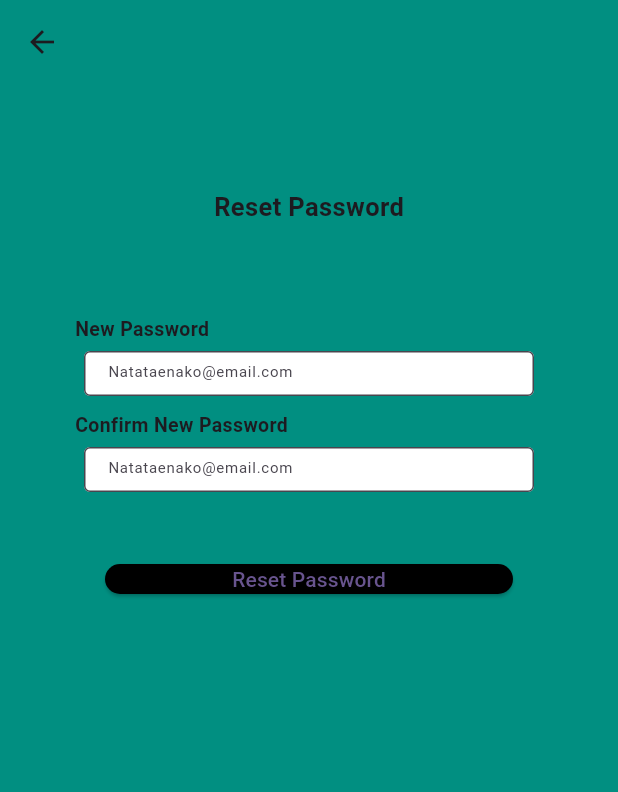
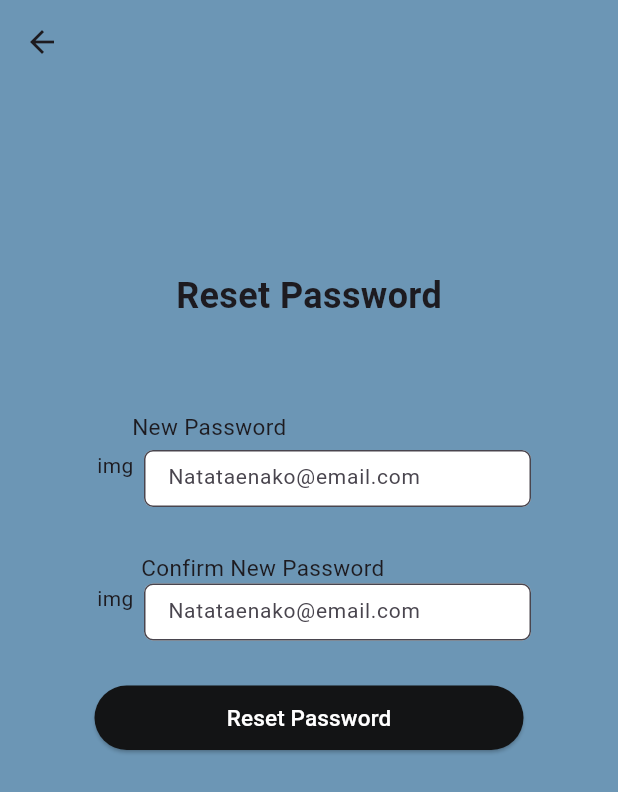
Before and after one commit to ebituin/TaskTrek, a Flutter app: the forgot_page_2 screen opened directly, after a tap on "Verify", on a phone screen of 412 x 824 dp. Shown: the top 792 px of the screen. Run offline on Flutter 3.47's test engine with Material 3 defaults, Android fonts, the phone set to English and light mode, and no system bars.

Commit message:
req#1done

```diff
--- a/tasktrek/lib/pages/forgotOTP.dart
+++ b/tasktrek/lib/pages/forgotOTP.dart
@@ -14,61 +14,63 @@ class _forgot_pagePageState extends State<forgot_page_2> {
   @override
   Widget build(BuildContext context) {
     return Scaffold(
-      backgroundColor:  const Color.fromARGB(255, 1, 143, 129),
+      backgroundColor: Color(0xFF6C96B5),
       appBar: AppBar(
-        backgroundColor: const Color.fromARGB(255,1,143,129),
-        actions: [
-
-
-        ],
-
+        backgroundColor:Color(0xFF6C96B5),
       ),
       body: Center(
+
         child:
           Padding(
-            padding: const EdgeInsets.only(top: 70.0),
+            padding: const EdgeInsets.only(bottom: 200.0),
             child: Column(
+              mainAxisAlignment: MainAxisAlignment.center,
               children: [
                 Text(
                   'OTP Verification',
                   style: TextStyle(
-                    fontSize: 17,
+                    fontSize: 24,
                     fontWeight: FontWeight.bold,
                   ),
                 ),
-                Text(
-                  'Enter the OTP code you received in your',
+                SizedBox(height: 25,),
+                SizedBox(
+                  width: 240,
+                  child: Text(
+                    'Enter the OTP code you received in your phone number',
                     style: TextStyle(
-                    fontSize: 8,
+                      fontSize: 12,
+                      color: Colors.black54
                     ),
-                ),
-                Text(
-                  'phone number',
-                  style: TextStyle(
-                    fontSize: 8,
+                    textAlign: TextAlign.center,
                 ),
                 ),
                 SizedBox(height: 60),
-                Padding(padding:EdgeInsets.symmetric(horizontal: 20),
-                child:
-                Row(
-
+                SizedBox(
+                  child: Row(
+                    mainAxisAlignment: MainAxisAlignment.center,
                       children: [
                         Container(
                           padding: EdgeInsets.all(10),
                           child: SizedBox(
-                        height: 30.0,
-                        width: 30.0,
+                            height: 38.0,
+                            width: 39.0,
                             child: TextFormField(
-                          style: TextStyle(fontSize: 10.0),
+                              style: TextStyle(
+                                fontSize: 10.0,
+                                ),
+                                textAlign: TextAlign.center,
                               decoration: InputDecoration(
                                 filled: true,
                                 fillColor: Colors.white,
                                 hintText: '0',
-                            border: OutlineInputBorder(),
+                                border: OutlineInputBorder(
+                                  borderRadius: BorderRadius.circular(6)
+                                ),
                                 contentPadding: EdgeInsets.symmetric(
+
                                   vertical: 10.0,
-                              horizontal: 12.0,
+                                  horizontal: 15.0,
                                 ),
                               ),
                             ),
@@ -78,15 +80,18 @@ class _forgot_pagePageState extends State<forgot_page_2> {
                           padding: EdgeInsets.all(10),
 
                           child: SizedBox(
-                        height: 30.0,
-                        width: 30.0,
+                            height: 38.0,
+                            width: 39.0,
                             child: TextFormField(
                               style: TextStyle(fontSize: 10.0),
+                              textAlign: TextAlign.center,
                               decoration: InputDecoration(
                                 filled: true,
                                 fillColor: Colors.white,
                                 hintText: '0',
-                            border: OutlineInputBorder(),
+                                border: OutlineInputBorder(
+                                  borderRadius: BorderRadius.circular(6)
+                                ),
                                 contentPadding: EdgeInsets.symmetric(
                                   vertical: 10.0,
                                   horizontal: 12.0,
@@ -98,15 +103,19 @@ class _forgot_pagePageState extends State<forgot_page_2> {
                         Container(
                           padding: EdgeInsets.all(10),
                           child: SizedBox(
-                        height: 30.0,
-                        width: 30.0,
+                            height: 38.0,
+                            width: 39.0,
                             child: TextFormField(
                               style: TextStyle(fontSize: 10.0),
+                              textAlign: TextAlign.center,
                               decoration: InputDecoration(
                                 filled: true,
                                 fillColor: Colors.white,
                                 hintText: '0',
-                            border: OutlineInputBorder(),
+                                border: OutlineInputBorder(
+                                  borderRadius: BorderRadius.circular(6)
+
+                                ),
                                 contentPadding: EdgeInsets.symmetric(
                                   vertical: 10.0,
                                   horizontal: 12.0,
@@ -118,35 +127,18 @@ class _forgot_pagePageState extends State<forgot_page_2> {
                         Container(
                           padding: EdgeInsets.all(10),
                           child: SizedBox(
-                        height: 30.0,
-                        width: 30.0,
+                            height: 38.0,
+                            width: 39.0,
                             child: TextFormField(
                               style: TextStyle(fontSize: 10.0),
+                              textAlign: TextAlign.center,
                               decoration: InputDecoration(
                                 filled: true,
                                 fillColor: Colors.white,
                                 hintText: '0',
-                            border: OutlineInputBorder(),
-                            contentPadding: EdgeInsets.symmetric(
-                              vertical: 10.0,
-                              horizontal: 12.0,
+                                border: OutlineInputBorder(
+                                  borderRadius: BorderRadius.circular(6)
                                 ),
-                          ),
-                        ),
-                      ),
-                    ),
-                    Container(
-                      padding: EdgeInsets.all(10),
-                      child: SizedBox(
-                        height: 30.0,
-                        width: 30.0,
-                        child: TextFormField(
-                          style: TextStyle(fontSize: 10.0),
-                          decoration: InputDecoration(
-                            filled: true,
-                            fillColor: Colors.white,
-                            hintText: '0',
-                            border: OutlineInputBorder(),
                                 contentPadding: EdgeInsets.symmetric(
                                   vertical: 10.0,
                                   horizontal: 12.0,
@@ -156,18 +148,39 @@ class _forgot_pagePageState extends State<forgot_page_2> {
                           ),
                         ),
                       ],
-                ),),
-                SizedBox(height: 4),
-                Text(
-                  'This account will receive an OTP code on their phone number.',
-                  style: TextStyle(
-                    fontSize: 7,
                     ),
                   ),
+                  Row(
+                    mainAxisAlignment: MainAxisAlignment.center,
+                    children: [
+                      Text(
+                      'Didn\’t receive an OTP code?',
+                      style: TextStyle(
+                        fontSize: 12,
+                      ),
+                      ),
+                      TextButton(
+                        onPressed:() {
+
+                        },
+                        child: Text(
+                          'Resend OTP',
+                          style: TextStyle(
+                            fontSize:12,
+                            color: Colors.black54,
+                            fontWeight: FontWeight.bold,
+                            decoration: TextDecoration.underline,
+                            decorationThickness: 1.4
+                          ),
+                          )
+                      ),
+                    ],
+                  ),
                   SizedBox(height: 30),
-                Padding(padding: EdgeInsets.symmetric(horizontal: 70),
-                  child:
-                    ElevatedButton(
+                  SizedBox(
+                    height: 44,
+                    width: 286,
+                    child: ElevatedButton(
                       onPressed: (){
                         Navigator.push(
                           context,
@@ -179,15 +192,17 @@ class _forgot_pagePageState extends State<forgot_page_2> {
                         iconColor: Colors.black,
                         minimumSize: Size(double.infinity, 20),
                         shape: RoundedRectangleBorder(borderRadius: BorderRadius.circular(30)),
-                        backgroundColor: Colors.black,
+                        backgroundColor: Color(0xFF131415),
                       ),
                       child: Text(
                         'Verify',
                         style: TextStyle(
                           color: Colors.white,
                         ),
-                        ),)
                       ),
+                    ),
+                  ),
+
               ],
             ),
           ),
--- a/tasktrek/lib/pages/forgotReset.dart
+++ b/tasktrek/lib/pages/forgotReset.dart
@@ -15,117 +15,134 @@ class _forgot_ResetPageState extends State<forgot_Reset> {
   @override
   Widget build(BuildContext context) {
     return Scaffold(
-      backgroundColor:  const Color.fromARGB(255, 1, 143, 129),
+      backgroundColor: Color(0xFF6C96B5),
       appBar: AppBar(
-        backgroundColor: const Color.fromARGB(255,1,143,129),
-        actions: [
-
-
-        ],
-
+        backgroundColor:Color(0xFF6C96B5),
       ),
       body: Center(
         child:
           Padding(
-            padding: const EdgeInsets.only(top: 70.0),
+            padding: const EdgeInsets.only(bottom: 200.0),
             child: Column(
+              mainAxisAlignment: MainAxisAlignment.center,
               children: [
                 Text(
                   'Reset Password',
                   style: TextStyle(
-                    fontSize: 17,
+                    fontSize: 24,
                     fontWeight: FontWeight.bold,
                   ),
                 ),
                 SizedBox(height: 60),
+
                 Column(
                   children: [
                     Container(
                       alignment: Alignment.topLeft,
                       padding: EdgeInsets.symmetric(horizontal: 50),
-                      child: Column(
+                      child: Row(
                         children: [
+                          SizedBox(width: 38,),
                           Text(
                             'New Password',
                             style: TextStyle(
-                              fontSize: 13,
-                              fontWeight: FontWeight.bold,
+                              fontSize: 15,
                             ),
                           ),
                         ],
-                      )
+                      ),
                     ),
                     SizedBox(height: 5),
-                    Container(
-                      padding: EdgeInsets.symmetric(horizontal: 40),
-                      child:  SizedBox(
-                        height: 30.0,
-                        width: 300.0,
+                    Row(
+                      mainAxisAlignment: MainAxisAlignment.center,
+                      children: [
+                        SizedBox(
+                          height: 38,
+                          width: 38,
+                          child: Text(
+                            'img',
+                            textAlign: TextAlign.center),
+                        ),
+                        SizedBox(
+                          height: 38.0,
+                          width: 258,
                           child: TextFormField(
-                          style: TextStyle(fontSize: 10.0),
+                            style: TextStyle(fontSize: 14.0),
                             decoration: InputDecoration(
                               filled: true,
                               fillColor: Colors.white,
                               hintText: 'Natataenako@email.com',
-                            border: OutlineInputBorder(),
+                              border: OutlineInputBorder(
+                                borderRadius: BorderRadius.circular(6)
+                              ),
+                              contentPadding: EdgeInsets.symmetric(
+                                vertical: 10.0,
+                                horizontal: 12.0,
+                              ),
+
+                            ),
+                            obscureText: true,
+                          ),
+                        ),
+                      ],
+                    ),
+                    SizedBox(height: 30),
+                    Container(
+                      alignment: Alignment.topLeft,
+                      padding: EdgeInsets.symmetric(horizontal: 50),
+                      child: Row(
+                        children: [
+                          SizedBox(width: 44,),
+                          Text(
+                            'Confirm New Password',
+                            style: TextStyle(
+                              fontSize: 15,
+                            ),
+                          ),
+                        ],
+                      ),
+                    ),
+                    Row(
+                      mainAxisAlignment: MainAxisAlignment.center,
+                      children: [
+                        SizedBox(
+                          height: 38,
+                          width: 38,
+                          child: Text(
+                            'img',
+                            textAlign: TextAlign.center,
+                            ),
+                        ),
+                        SizedBox(
+                        height: 38.0,
+                        width: 258,
+                        child: TextFormField(
+                          style: TextStyle(fontSize: 14.0),
+                          decoration: InputDecoration(
+                            filled: true,
+                            fillColor: Colors.white,
+                            hintText: 'Natataenako@email.com',
+
+                            border: OutlineInputBorder(
+                              borderRadius: BorderRadius.circular(6)
+                            ),
                             contentPadding: EdgeInsets.symmetric(
                               vertical: 10.0,
                               horizontal: 12.0,
                             ),
                           ),
-                        ),
-                      ),
-                    ),
-                    SizedBox(height: 10),
-                    Container(
-                      alignment: Alignment.topLeft,
-                      padding: EdgeInsets.symmetric(horizontal: 50),
-                      child: Column(
-                        children: [
-                          Text(
-                            'Confirm New Password',
-                            style: TextStyle(
-                              fontSize: 13,
-                              fontWeight: FontWeight.bold,
+                          obscureText: true,
                         ),
                       ),
                       ],
-                      )
                       ),
-                    SizedBox(height: 5),
-                    Container(
-                      padding: EdgeInsets.symmetric(horizontal: 40),
-                      child:  SizedBox(
-                        height: 30.0,
-                        width: 300.0,
-                        child: TextFormField(
-                          style: TextStyle(fontSize: 10.0),
-                          decoration: InputDecoration(
-                            filled: true,
-                            fillColor: Colors.white,
-                            hintText: 'Natataenako@email.com',
-                            border: OutlineInputBorder(),
-                            contentPadding: EdgeInsets.symmetric(
-                              vertical: 10.0,
-                              horizontal: 12.0,
-                            ),
-                          ),
-                        ),
-                      ),
-                    ),
-
                   ],
                 ),
-                SizedBox(height: 4),
                 SizedBox(height: 30),
                 SizedBox(
-                  child:
-
-                    Padding(
-                      padding:EdgeInsets.symmetric(horizontal: 70),
-                      child: Column(
-                        children: [
-                          ElevatedButton(
+                  width: 286,
+                  height: 43,
+                  child: ElevatedButton(
                         onPressed: (){
                           Navigator.push(
                             context,
@@ -135,16 +152,18 @@ class _forgot_ResetPageState extends State<forgot_Reset> {
                         },
                         style: ElevatedButton.styleFrom(
                                 iconColor: Colors.black,
-                                    minimumSize: Size(double.infinity, 20),
                                 shape: RoundedRectangleBorder(borderRadius: BorderRadius.circular(30)),
-                                    backgroundColor: Colors.black,
+                                backgroundColor:Color(0xFF131415),
                               ),
-                            child: Text('Reset Password'),)
-                        ],
+                        child: Text(
+                          'Reset Password',
+                          style: TextStyle(
+                            fontSize: 15,
+                            color: Colors.white
                           ),
                         ),
-
-                )
+                  ),
+                ),
               ],
             ),
           ),
--- a/tasktrek/lib/pages/forgotpage.dart
+++ b/tasktrek/lib/pages/forgotpage.dart
@@ -14,57 +14,54 @@ class _forgot_pagePageState extends State<forgot_page> {
   @override
   Widget build(BuildContext context) {
     return Scaffold(
-      backgroundColor:  const Color.fromARGB(255, 1, 143, 129),
+      backgroundColor: Color(0xFF6C96B5),
       appBar: AppBar(
-        backgroundColor: const Color.fromARGB(255,1,143,129),
-        actions: [
-
-
-        ],
+        backgroundColor: Color(0xFF6C96B5),
 
       ),
       body: Center(
         child:
           Padding(
-            padding: const EdgeInsets.only(top: 70.0),
+            padding: const EdgeInsets.only(bottom: 200.0),
+
             child: Column(
+              mainAxisAlignment: MainAxisAlignment.center,
               children: [
-                Text(
-                  'Forgot Password',
-                  style: TextStyle(
-                    fontSize: 17,
-                    fontWeight: FontWeight.bold,
+                Container(
+                  padding: EdgeInsets.symmetric(horizontal: 40),
+                  child: Row(
+                    children: [
+                      Column(
+                        children: [
+                          Text('Image'),
+                          SizedBox(height: 10,)
+                        ],
+
                       ),
-                ),
-                SizedBox(height: 60),
-                Container(
-                  alignment: Alignment.topLeft,
-                  padding: EdgeInsets.symmetric(horizontal: 50),
-                  child: Column(
+                      SizedBox(width: 5,),
+                      Column(
+                        crossAxisAlignment: CrossAxisAlignment.start,
                         children: [
                           Text(
                             'USERNAME',
                             style: TextStyle(
-                          fontSize: 13,
+                              fontSize: 16,
                               fontWeight: FontWeight.bold,
                             ),
                           ),
-                    ],
-                  )
-                ),
-                SizedBox(height: 10),
-                Container(
-                  padding: EdgeInsets.symmetric(horizontal: 40),
-                  child:  SizedBox(
-                    height: 30.0,
-                    width: 300.0,
+                          SizedBox(height: 5,),
+                          SizedBox(
+                            height: 44,
+                            width: 272,
                             child: TextFormField(
-                      style: TextStyle(fontSize: 10.0),
+                              style: TextStyle(fontSize: 14.0),
                               decoration: InputDecoration(
                                 filled: true,
                                 fillColor: Colors.white,
                                 hintText: 'Natataenako@email.com',
-                        border: OutlineInputBorder(),
+                                enabledBorder: OutlineInputBorder(
+                                  borderRadius: BorderRadius.circular(6),
+                                ),
                                 contentPadding: EdgeInsets.symmetric(
                                   vertical: 10.0,
                                   horizontal: 12.0,
@@ -72,14 +69,26 @@ class _forgot_pagePageState extends State<forgot_page> {
                               ),
                             ),
                           ),
-                ),
-                SizedBox(height: 4),
-                Text(
+                          SizedBox(height: 10),
+
+                          SizedBox(
+                            width: 260,
+                            child: Text(
                               'This account will receive an OTP code on their phone number.',
                               style: TextStyle(
-                    fontSize: 7,
+                                fontSize: 11,
                               ),
                             ),
+                          ),
+                        ],
+                      )
+                    ],
+                  ),
+
+
+                ),
+
+
                 SizedBox(height: 30),
                 SizedBox(
                   child:
@@ -88,7 +97,10 @@ class _forgot_pagePageState extends State<forgot_page> {
                       padding:EdgeInsets.symmetric(horizontal: 70),
                       child: Column(
                         children: [
-                          ElevatedButton(
+                          SizedBox(
+                            height: 40,
+                            width: 130,
+                            child: ElevatedButton(
                               onPressed: (){
                                 Navigator.push(
                                   context,
@@ -99,8 +111,8 @@ class _forgot_pagePageState extends State<forgot_page> {
                               style: ElevatedButton.styleFrom(
                                       iconColor: Colors.black,
                                       minimumSize: Size(double.infinity, 20),
-                                    shape: RoundedRectangleBorder(borderRadius: BorderRadius.circular(30)),
-                                    backgroundColor: Colors.black,
+                                      shape: RoundedRectangleBorder(borderRadius: BorderRadius.circular(50)),
+                                      backgroundColor:Color(0xFF131415),
                                     ),
                               child: Text(
                                 'Send OTP',
@@ -108,6 +120,7 @@ class _forgot_pagePageState extends State<forgot_page> {
                                   color: Colors.white,
                                 ),
                                 ),)
+                          )
                         ],
                       ),
                     ),
--- a/tasktrek/lib/pages/home.dart
+++ b/tasktrek/lib/pages/home.dart
@@ -12,6 +12,7 @@ class MyHomePage extends StatefulWidget {
 class _MyHomePageState extends State<MyHomePage> {
   @override
   Widget build(BuildContext context) {
+      bool lostConnection   = false;
     return Scaffold(
       backgroundColor: const Color(0xFF6C96B5),
       body: Column(
@@ -45,9 +46,11 @@ class _MyHomePageState extends State<MyHomePage> {
           ),
           SizedBox(
             height: 150,
-            child: Padding(
+            child:Padding(
               padding: EdgeInsets.all(45),
-              child: Container(
+              child: Visibility(
+                visible: lostConnection,
+                child:Container(
                   padding: EdgeInsets.all(9),
                   decoration: BoxDecoration(
                       color: Color(0xFFAD292B),
@@ -77,6 +80,7 @@ class _MyHomePageState extends State<MyHomePage> {
                         ],
                       )
                     ],
+                  ),
                 ),
               ),
             ),
```
Lines whose indentation alone changed are shown as unchanged.
